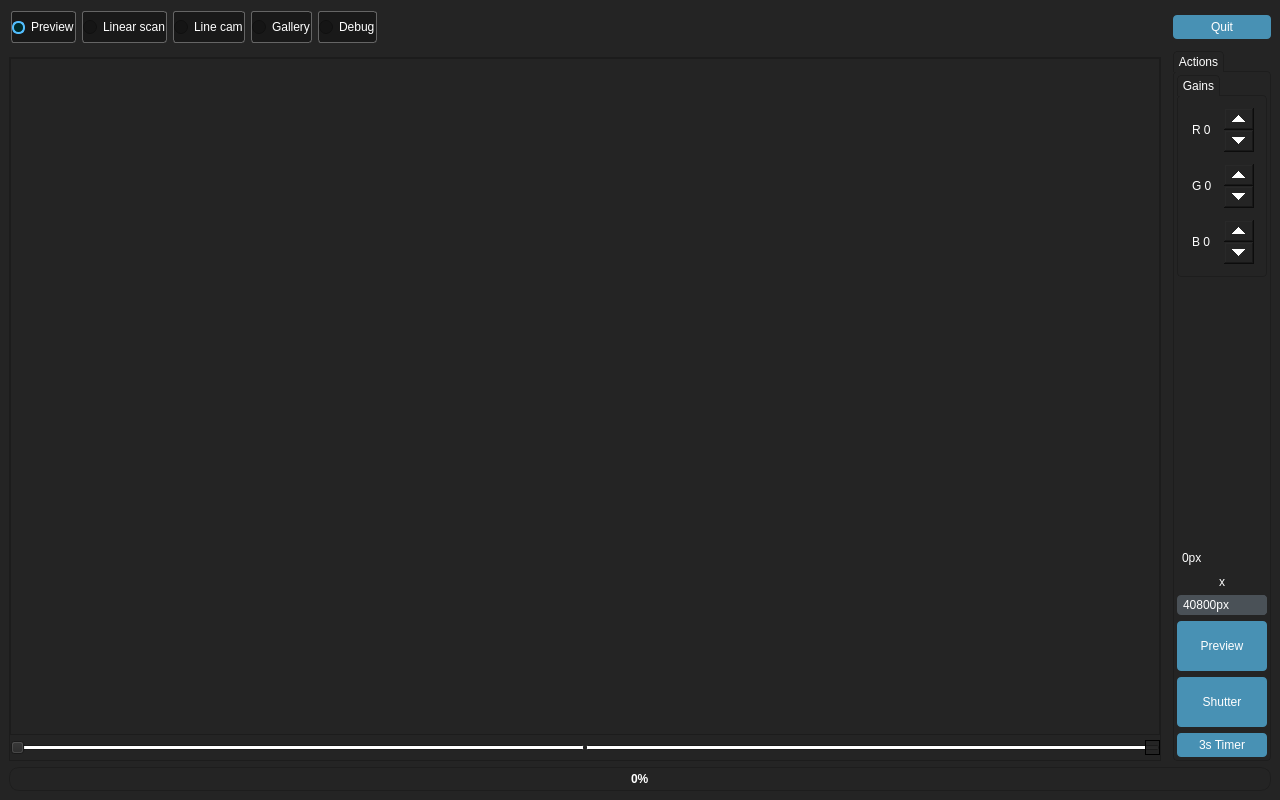
Above: LinearScanCam/mainwindow.ui from Ultrawipf/Project_gigapixel_linecam before the change. Below: the same form after it.
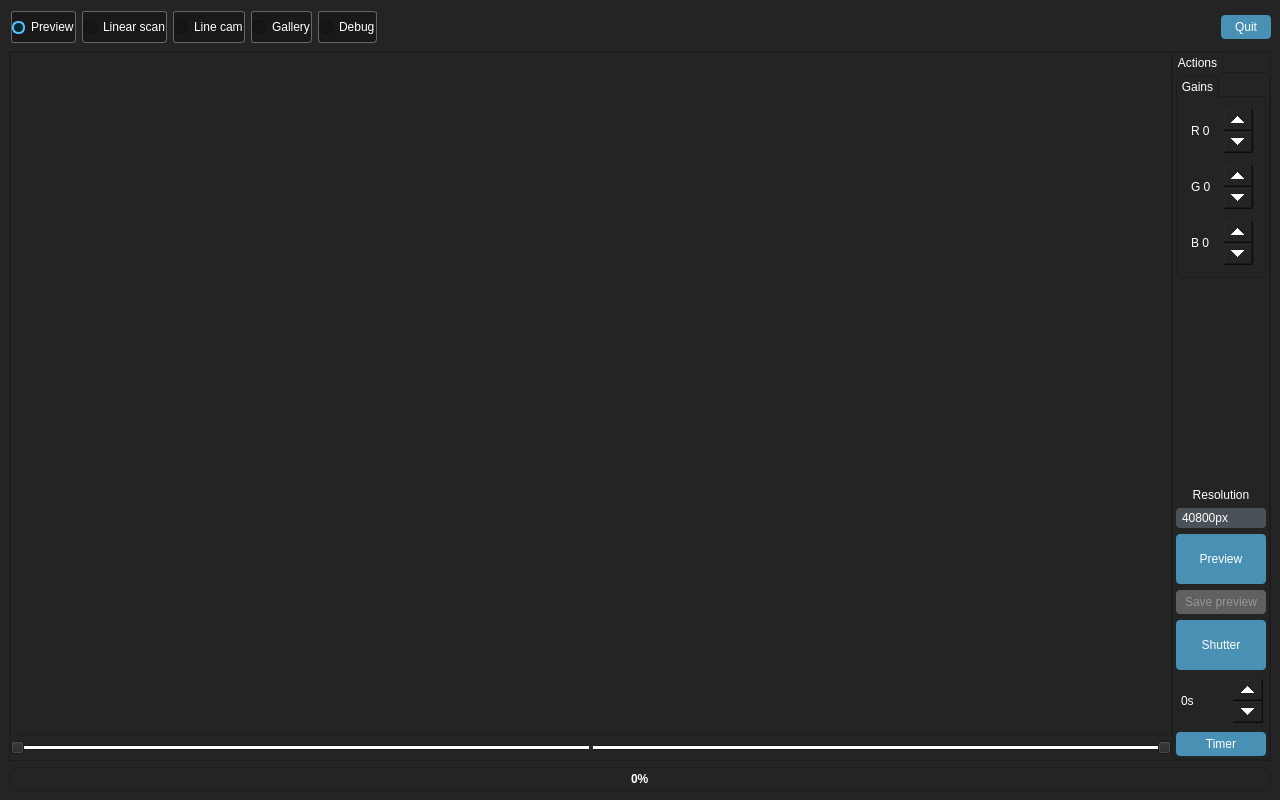
That is the form after the change. The open tabs and pages were chosen to show the change. Icons and pictures are not drawn. Custom widgets are drawn as their Qt base class.

Commit message: External buttons working

What changed in the file:
```diff
--- a/LinearScanCam/mainwindow.ui
+++ b/LinearScanCam/mainwindow.ui
@@ -1113,7 +1113,33 @@
       </layout>
      </widget>
     </item>
-    <item row="3" column="0">
+    <item row="1" column="2">
+     <widget class="QPushButton" name="pushButton_quit">
+      <property name="maximumSize">
+       <size>
+        <width>50</width>
+        <height>16777215</height>
+       </size>
+      </property>
+      <property name="text">
+       <string>Quit</string>
+      </property>
+     </widget>
+    </item>
+    <item row="5" column="0" colspan="3">
+     <widget class="QProgressBar" name="progressBar_scan">
+      <property name="enabled">
+       <bool>true</bool>
+      </property>
+      <property name="maximum">
+       <number>1000</number>
+      </property>
+      <property name="value">
+       <number>0</number>
+      </property>
+     </widget>
+    </item>
+    <item row="3" column="0" colspan="3">
      <widget class="QStackedWidget" name="stackedWidget">
       <property name="sizePolicy">
        <sizepolicy hsizetype="Minimum" vsizetype="Minimum">
@@ -1377,6 +1403,12 @@
         </property>
         <item row="1" column="1">
          <widget class="QSlider" name="horizontalSlider_imagewidth">
+          <property name="sizePolicy">
+           <sizepolicy hsizetype="Expanding" vsizetype="Fixed">
+            <horstretch>0</horstretch>
+            <verstretch>0</verstretch>
+           </sizepolicy>
+          </property>
           <property name="minimumSize">
            <size>
             <width>0</width>
@@ -1394,9 +1426,17 @@
           </property>
           <property name="styleSheet">
            <string notr="true">QSlider::handle:horizontal  {
-	height: 25px;
-	width: 35px;
-	border: 1px solid;
+	height: 30px;
+	width: 25px;
+}
+
+QSlider{
+	margin: 0px,0px;
+}
+
+QSlider::groove:horizontal {
+    margin: 0px 0px;
+    height: 30px;
 }</string>
           </property>
           <property name="maximum">
@@ -1481,6 +1521,258 @@
           </property>
          </widget>
         </item>
+        <item row="0" column="2" rowspan="2">
+         <widget class="QGroupBox" name="groupBox_camactions">
+          <property name="enabled">
+           <bool>true</bool>
+          </property>
+          <property name="title">
+           <string>Actions</string>
+          </property>
+          <layout class="QVBoxLayout" name="verticalLayout">
+           <property name="leftMargin">
+            <number>3</number>
+           </property>
+           <property name="topMargin">
+            <number>3</number>
+           </property>
+           <property name="rightMargin">
+            <number>3</number>
+           </property>
+           <property name="bottomMargin">
+            <number>3</number>
+           </property>
+           <item>
+            <widget class="QGroupBox" name="groupBox_gains">
+             <property name="title">
+              <string>Gains</string>
+             </property>
+             <layout class="QVBoxLayout" name="verticalLayout_3">
+              <item>
+               <widget class="QSpinBox" name="spinBox_bgain">
+                <property name="minimumSize">
+                 <size>
+                  <width>70</width>
+                  <height>50</height>
+                 </size>
+                </property>
+                <property name="styleSheet">
+                 <string notr="true">QSpinBox::down-button,QDoubleSpinBox::down-button{
+    width: 30
+}
+QSpinBox::up-button,QDoubleSpinBox::up-button{
+    width: 30
+}
+</string>
+                </property>
+                <property name="prefix">
+                 <string>R </string>
+                </property>
+                <property name="maximum">
+                 <number>63</number>
+                </property>
+               </widget>
+              </item>
+              <item>
+               <widget class="QSpinBox" name="spinBox_rgain">
+                <property name="minimumSize">
+                 <size>
+                  <width>70</width>
+                  <height>50</height>
+                 </size>
+                </property>
+                <property name="styleSheet">
+                 <string notr="true">QSpinBox::down-button,QDoubleSpinBox::down-button{
+    width: 30
+}
+QSpinBox::up-button,QDoubleSpinBox::up-button{
+    width: 30
+}
+</string>
+                </property>
+                <property name="prefix">
+                 <string>G </string>
+                </property>
+                <property name="maximum">
+                 <number>63</number>
+                </property>
+               </widget>
+              </item>
+              <item>
+               <widget class="QSpinBox" name="spinBox_ggain">
+                <property name="minimumSize">
+                 <size>
+                  <width>70</width>
+                  <height>50</height>
+                 </size>
+                </property>
+                <property name="styleSheet">
+                 <string notr="true">QSpinBox::down-button,QDoubleSpinBox::down-button{
+    width: 30
+}
+QSpinBox::up-button,QDoubleSpinBox::up-button{
+    width: 30
+}
+</string>
+                </property>
+                <property name="prefix">
+                 <string>B </string>
+                </property>
+                <property name="maximum">
+                 <number>63</number>
+                </property>
+               </widget>
+              </item>
+             </layout>
+            </widget>
+           </item>
+           <item>
+            <spacer name="verticalSpacer_4">
+             <property name="orientation">
+              <enum>Qt::Vertical</enum>
+             </property>
+             <property name="sizeHint" stdset="0">
+              <size>
+               <width>20</width>
+               <height>40</height>
+              </size>
+             </property>
+            </spacer>
+           </item>
+           <item>
+            <widget class="QLabel" name="label_resolution">
+             <property name="text">
+              <string>Resolution</string>
+             </property>
+             <property name="alignment">
+              <set>Qt::AlignCenter</set>
+             </property>
+            </widget>
+           </item>
+           <item>
+            <widget class="QComboBox" name="comboBox_resolution">
+             <property name="enabled">
+              <bool>true</bool>
+             </property>
+             <property name="sizePolicy">
+              <sizepolicy hsizetype="Minimum" vsizetype="Fixed">
+               <horstretch>0</horstretch>
+               <verstretch>0</verstretch>
+              </sizepolicy>
+             </property>
+             <property name="currentIndex">
+              <number>0</number>
+             </property>
+             <item>
+              <property name="text">
+               <string>40800px</string>
+              </property>
+             </item>
+             <item>
+              <property name="text">
+               <string>21350px</string>
+              </property>
+             </item>
+             <item>
+              <property name="text">
+               <string>10680px</string>
+              </property>
+             </item>
+             <item>
+              <property name="text">
+               <string>5340px</string>
+              </property>
+             </item>
+             <item>
+              <property name="text">
+               <string>3560px</string>
+              </property>
+             </item>
+            </widget>
+           </item>
+           <item>
+            <widget class="QPushButton" name="pushButton_preview">
+             <property name="enabled">
+              <bool>true</bool>
+             </property>
+             <property name="minimumSize">
+              <size>
+               <width>20</width>
+               <height>50</height>
+              </size>
+             </property>
+             <property name="text">
+              <string>Preview</string>
+             </property>
+            </widget>
+           </item>
+           <item>
+            <widget class="QPushButton" name="pushButton_savepreview">
+             <property name="enabled">
+              <bool>false</bool>
+             </property>
+             <property name="text">
+              <string>Save preview</string>
+             </property>
+            </widget>
+           </item>
+           <item>
+            <widget class="QPushButton" name="pushButton_shutter">
+             <property name="enabled">
+              <bool>true</bool>
+             </property>
+             <property name="minimumSize">
+              <size>
+               <width>20</width>
+               <height>50</height>
+              </size>
+             </property>
+             <property name="text">
+              <string>Shutter</string>
+             </property>
+            </widget>
+           </item>
+           <item>
+            <widget class="QSpinBox" name="spinBox">
+             <property name="minimumSize">
+              <size>
+               <width>50</width>
+               <height>50</height>
+              </size>
+             </property>
+             <property name="styleSheet">
+              <string notr="true">QSpinBox::down-button,QDoubleSpinBox::down-button{
+    width: 30
+}
+QSpinBox::up-button,QDoubleSpinBox::up-button{
+    width: 30
+}
+</string>
+             </property>
+             <property name="suffix">
+              <string>s</string>
+             </property>
+             <property name="prefix">
+              <string/>
+             </property>
+             <property name="maximum">
+              <number>120</number>
+             </property>
+            </widget>
+           </item>
+           <item>
+            <widget class="QPushButton" name="pushButton_2">
+             <property name="enabled">
+              <bool>true</bool>
+             </property>
+             <property name="text">
+              <string>Timer</string>
+             </property>
+            </widget>
+           </item>
+          </layout>
+         </widget>
+        </item>
        </layout>
       </widget>
       <widget class="QWidget" name="page_debug">
@@ -1644,259 +1936,6 @@
       </widget>
      </widget>
     </item>
-    <item row="1" column="2">
-     <widget class="QPushButton" name="pushButton_quit">
-      <property name="text">
-       <string>Quit</string>
-      </property>
-     </widget>
-    </item>
-    <item row="5" column="0" colspan="3">
-     <widget class="QProgressBar" name="progressBar_scan">
-      <property name="enabled">
-       <bool>true</bool>
-      </property>
-      <property name="maximum">
-       <number>1000</number>
-      </property>
-      <property name="value">
-       <number>0</number>
-      </property>
-     </widget>
-    </item>
-    <item row="2" column="2" rowspan="2">
-     <widget class="QGroupBox" name="groupBox_camactions">
-      <property name="enabled">
-       <bool>true</bool>
-      </property>
-      <property name="title">
-       <string>Actions</string>
-      </property>
-      <layout class="QVBoxLayout" name="verticalLayout">
-       <property name="leftMargin">
-        <number>3</number>
-       </property>
-       <property name="topMargin">
-        <number>3</number>
-       </property>
-       <property name="rightMargin">
-        <number>3</number>
-       </property>
-       <property name="bottomMargin">
-        <number>3</number>
-       </property>
-       <item>
-        <widget class="QGroupBox" name="groupBox_gains">
-         <property name="title">
-          <string>Gains</string>
-         </property>
-         <layout class="QVBoxLayout" name="verticalLayout_3">
-          <item>
-           <widget class="QSpinBox" name="spinBox_bgain">
-            <property name="minimumSize">
-             <size>
-              <width>70</width>
-              <height>50</height>
-             </size>
-            </property>
-            <property name="styleSheet">
-             <string notr="true">QSpinBox::down-button,QDoubleSpinBox::down-button{
-    width: 30
-}
-QSpinBox::up-button,QDoubleSpinBox::up-button{
-    width: 30
-}
-</string>
-            </property>
-            <property name="prefix">
-             <string>R </string>
-            </property>
-            <property name="maximum">
-             <number>63</number>
-            </property>
-           </widget>
-          </item>
-          <item>
-           <widget class="QSpinBox" name="spinBox_rgain">
-            <property name="minimumSize">
-             <size>
-              <width>70</width>
-              <height>50</height>
-             </size>
-            </property>
-            <property name="styleSheet">
-             <string notr="true">QSpinBox::down-button,QDoubleSpinBox::down-button{
-    width: 30
-}
-QSpinBox::up-button,QDoubleSpinBox::up-button{
-    width: 30
-}
-</string>
-            </property>
-            <property name="prefix">
-             <string>G </string>
-            </property>
-            <property name="maximum">
-             <number>63</number>
-            </property>
-           </widget>
-          </item>
-          <item>
-           <widget class="QSpinBox" name="spinBox_ggain">
-            <property name="minimumSize">
-             <size>
-              <width>70</width>
-              <height>50</height>
-             </size>
-            </property>
-            <property name="styleSheet">
-             <string notr="true">QSpinBox::down-button,QDoubleSpinBox::down-button{
-    width: 30
-}
-QSpinBox::up-button,QDoubleSpinBox::up-button{
-    width: 30
-}
-</string>
-            </property>
-            <property name="prefix">
-             <string>B </string>
-            </property>
-            <property name="maximum">
-             <number>63</number>
-            </property>
-           </widget>
-          </item>
-         </layout>
-        </widget>
-       </item>
-       <item>
-        <spacer name="verticalSpacer_4">
-         <property name="orientation">
-          <enum>Qt::Vertical</enum>
-         </property>
-         <property name="sizeHint" stdset="0">
-          <size>
-           <width>20</width>
-           <height>40</height>
-          </size>
-         </property>
-        </spacer>
-       </item>
-       <item>
-        <widget class="QSpinBox" name="spinBox_width">
-         <property name="readOnly">
-          <bool>true</bool>
-         </property>
-         <property name="buttonSymbols">
-          <enum>QAbstractSpinBox::NoButtons</enum>
-         </property>
-         <property name="keyboardTracking">
-          <bool>false</bool>
-         </property>
-         <property name="suffix">
-          <string>px</string>
-         </property>
-         <property name="maximum">
-          <number>100000</number>
-         </property>
-        </widget>
-       </item>
-       <item>
-        <widget class="QLabel" name="label_resolution">
-         <property name="text">
-          <string>x</string>
-         </property>
-         <property name="alignment">
-          <set>Qt::AlignCenter</set>
-         </property>
-        </widget>
-       </item>
-       <item>
-        <widget class="QComboBox" name="comboBox_resolution">
-         <property name="enabled">
-          <bool>true</bool>
-         </property>
-         <property name="sizePolicy">
-          <sizepolicy hsizetype="Minimum" vsizetype="Fixed">
-           <horstretch>0</horstretch>
-           <verstretch>0</verstretch>
-          </sizepolicy>
-         </property>
-         <property name="currentIndex">
-          <number>0</number>
-         </property>
-         <item>
-          <property name="text">
-           <string>40800px</string>
-          </property>
-         </item>
-         <item>
-          <property name="text">
-           <string>21350px</string>
-          </property>
-         </item>
-         <item>
-          <property name="text">
-           <string>10680px</string>
-          </property>
-         </item>
-         <item>
-          <property name="text">
-           <string>5340px</string>
-          </property>
-         </item>
-         <item>
-          <property name="text">
-           <string>3560px</string>
-          </property>
-         </item>
-        </widget>
-       </item>
-       <item>
-        <widget class="QPushButton" name="pushButton_preview">
-         <property name="enabled">
-          <bool>true</bool>
-         </property>
-         <property name="minimumSize">
-          <size>
-           <width>20</width>
-           <height>50</height>
-          </size>
-         </property>
-         <property name="text">
-          <string>Preview</string>
-         </property>
-        </widget>
-       </item>
-       <item>
-        <widget class="QPushButton" name="pushButton_shutter">
-         <property name="enabled">
-          <bool>true</bool>
-         </property>
-         <property name="minimumSize">
-          <size>
-           <width>20</width>
-           <height>50</height>
-          </size>
-         </property>
-         <property name="text">
-          <string>Shutter</string>
-         </property>
-        </widget>
-       </item>
-       <item>
-        <widget class="QPushButton" name="pushButton_2">
-         <property name="enabled">
-          <bool>true</bool>
-         </property>
-         <property name="text">
-          <string>3s Timer</string>
-         </property>
-        </widget>
-       </item>
-      </layout>
-     </widget>
-    </item>
    </layout>
   </widget>
  </widget>
```
Left out of the diff: 46 changed lines with no effect on the pictures. The commit also changes 18 other files.
